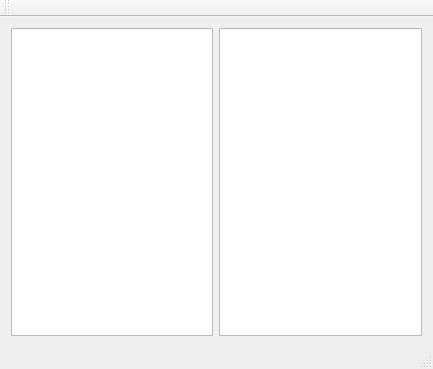
First picture: the form in mainwindow.ui, repository file-citas/ptrace_fuzzer, before the edit.
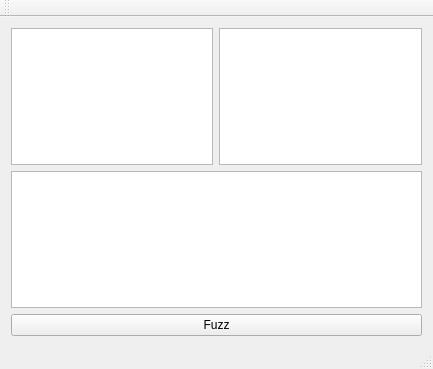
Second picture: the form after the edit.

Commit message: added fuzz button

Diff of the .ui file:
```diff
--- a/mainwindow.ui
+++ b/mainwindow.ui
@@ -25,6 +25,16 @@
       </item>
      </layout>
     </item>
+    <item>
+     <widget class="QTableView" name="vrangeTableView"/>
+    </item>
+    <item>
+     <widget class="QPushButton" name="pushButton">
+      <property name="text">
+       <string>Fuzz</string>
+      </property>
+     </widget>
+    </item>
    </layout>
   </widget>
   <widget class="QMenuBar" name="menuBar">
```
Left out of the diff: 22 changed lines with no effect on the pictures. The commit also changes 14 other files.
